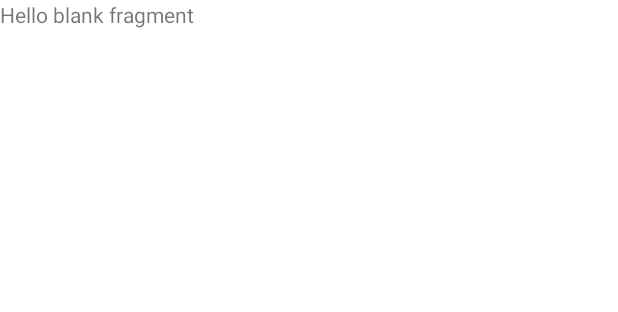
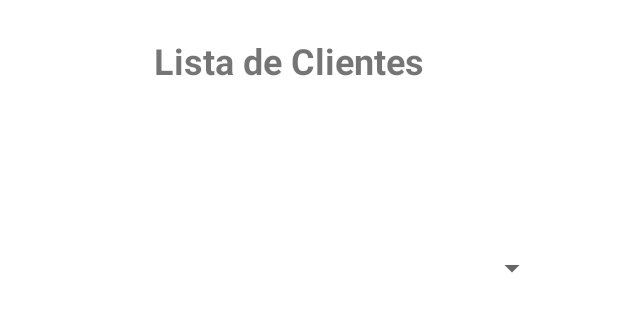
Before and after one commit to miguelOlmos312/holi, an Android app: the layout fragment_listar.xml on its own in the app's theme, with its tools: preview values and no code run, on a phone screen of 412 x 824 dp. Shown: the top 312 px of the screen. Run offline under Robolectric (Android 15) with nearby library versions, the phone set to English and light mode, and no system bars.

Commit message:
[FEATURE] Funcion para listar clientes añadida

```diff
--- a/app/src/main/java/mx/com/peludo/mydatabasefinalproject7b/ListarFragment.java
+++ b/app/src/main/java/mx/com/peludo/mydatabasefinalproject7b/ListarFragment.java
@@ -14,6 +14,8 @@ import android.view.ViewGroup;
  * create an instance of this fragment.
  */
 public class ListarFragment extends Fragment {
+
+
 
     // TODO: Rename parameter arguments, choose names that match
     // the fragment initialization parameters, e.g. ARG_ITEM_NUMBER
--- a/app/src/main/res/layout/fragment_listar.xml
+++ b/app/src/main/res/layout/fragment_listar.xml
@@ -1,14 +1,36 @@
 <?xml version="1.0" encoding="utf-8"?>
 <FrameLayout xmlns:android="http://schemas.android.com/apk/res/android"
+    xmlns:app="http://schemas.android.com/apk/res-auto"
     xmlns:tools="http://schemas.android.com/tools"
     android:layout_width="match_parent"
     android:layout_height="match_parent"
     tools:context=".ListarFragment">
 
-    <!-- TODO: Update blank fragment layout -->
-    <TextView
+    <androidx.constraintlayout.widget.ConstraintLayout
         android:layout_width="match_parent"
-        android:layout_height="match_parent"
-        android:text="@string/hello_blank_fragment" />
+        android:layout_height="match_parent">
 
+        <TextView
+            android:id="@+id/textView4"
+            android:layout_width="310dp"
+            android:layout_height="70dp"
+            android:layout_marginTop="24dp"
+            android:layout_marginEnd="64dp"
+            android:text="Lista de Clientes"
+            android:textAlignment="center"
+            android:textSize="24sp"
+            android:textStyle="bold"
+            app:layout_constraintEnd_toEndOf="parent"
+            app:layout_constraintTop_toTopOf="parent" />
+
+        <Spinner
+            android:id="@+id/spListaClientes"
+            android:layout_width="339dp"
+            android:layout_height="65dp"
+            android:layout_marginStart="26dp"
+            android:layout_marginTop="52dp"
+            app:layout_constraintStart_toStartOf="parent"
+            app:layout_constraintTop_toBottomOf="@+id/textView4"
+            tools:ignore="SpeakableTextPresentCheck" />
+    </androidx.constraintlayout.widget.ConstraintLayout>
 </FrameLayout>
--- a/build.gradle
+++ b/build.gradle
@@ -1,5 +1,5 @@
 // Top-level build file where you can add configuration options common to all sub-projects/modules.
 plugins {
-    id 'com.android.application' version '7.3.1' apply false
-    id 'com.android.library' version '7.3.1' apply false
+    id 'com.android.application' version '7.2.2' apply false
+    id 'com.android.library' version '7.2.2' apply false
 }
```
Also changed, not shown: app/src/main/java/mx/com/peludo/mydatabasefinalproject7b/ui/listar/ListarFragment.java (added, +121 -0 lines), app/src/main/java/mx/com/peludo/mydatabasefinalproject7b/ui/listar/ListarViewModel.java (added, +19 -0 lines), 1 other file.
